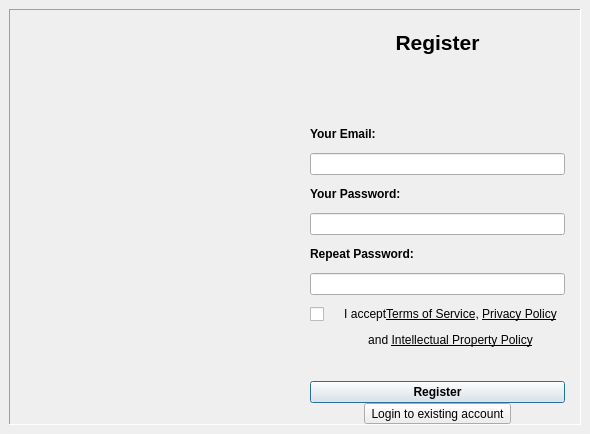
The window that registerwindow.ui (pcloudcom/psyncgui) describes before a commit, drawn with Qt 5.
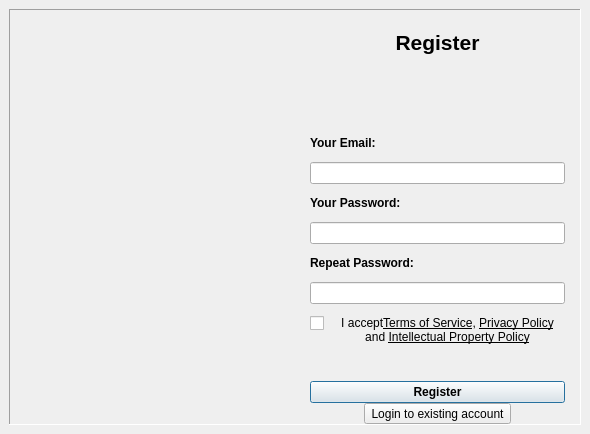
The same window after the commit. The open tabs and pages were chosen to show the change. Icons and pictures are not drawn.

Commit message: SLX-236 reg win

```diff
--- a/registerwindow.ui
+++ b/registerwindow.ui
@@ -171,6 +171,9 @@
                </item>
                <item>
                 <layout class="QHBoxLayout" name="horizontalLayout" stretch="1,35">
+                 <property name="spacing">
+                  <number>0</number>
+                 </property>
                  <property name="topMargin">
                   <number>6</number>
                  </property>
@@ -207,7 +210,7 @@
                  <item>
                   <widget class="QLabel" name="label_4">
                    <property name="text">
-                    <string>&lt;html&gt;&lt;head/&gt;&lt;body&gt;&lt;p&gt;&lt;span style=&quot; font-size:9pt;&quot;&gt;I accept&lt;/span&gt;&lt;a href=&quot;https://www.pcloud.com/terms_and_conditions.html&quot;&gt;&lt;span style=&quot; font-size:9pt; text-decoration: underline; color:#000000;&quot;&gt;Terms of Service&lt;/span&gt;&lt;/a&gt;&lt;span style=&quot; font-size:9pt; color:#000000;&quot;&gt;, &lt;/span&gt;&lt;a href=&quot;https://www.pcloud.com/privacy_policy.html&quot;&gt;&lt;span style=&quot; font-size:9pt; text-decoration: underline; color:#000000;&quot;&gt;Privacy Policy&lt;/span&gt;&lt;/a&gt;&lt;/p&gt;&lt;p&gt;&lt;span style=&quot; font-size:9pt;&quot;&gt;and &lt;/span&gt;&lt;a href=&quot;https://www.pcloud.com/int_pr_policy.html&quot;&gt;&lt;span style=&quot; font-size:9pt; text-decoration: underline; color:#000000;&quot;&gt;Intellectual Property Policy&lt;/span&gt;&lt;/a&gt;&lt;/p&gt;&lt;/body&gt;&lt;/html&gt;</string>
+                    <string>&lt;html&gt;&lt;head/&gt;&lt;body&gt;&lt;p&gt;&lt;span style=&quot; font-size:9pt;&quot;&gt;I accept&lt;/span&gt;&lt;a href=&quot;https://www.pcloud.com/terms_and_conditions.html&quot;&gt;&lt;span style=&quot; font-size:9pt; text-decoration: underline; color:#000000;&quot;&gt;Terms of Service&lt;/span&gt;&lt;/a&gt;&lt;span style=&quot; font-size:9pt; color:#000000;&quot;&gt;, &lt;/span&gt;&lt;a href=&quot;https://www.pcloud.com/privacy_policy.html&quot;&gt;&lt;span style=&quot; font-size:9pt; text-decoration: underline; color:#000000;&quot;&gt;Privacy Policy&lt;/span&gt;&lt;/a&gt; &lt;br&gt;&lt;span style=&quot; font-size:9pt;&quot;&gt;and &lt;/span&gt;&lt;a href=&quot;https://www.pcloud.com/int_pr_policy.html&quot;&gt;&lt;span style=&quot; font-size:9pt; text-decoration: underline; color:#000000;&quot;&gt;Intellectual Property Policy&lt;/span&gt;&lt;/a&gt;&lt;/p&gt;&lt;/body&gt;&lt;/html&gt;</string>
                    </property>
                    <property name="scaledContents">
                     <bool>false</bool>
```
Left out of the diff: 2 changed lines with no effect on the pictures. The commit also changes 1 other file.
